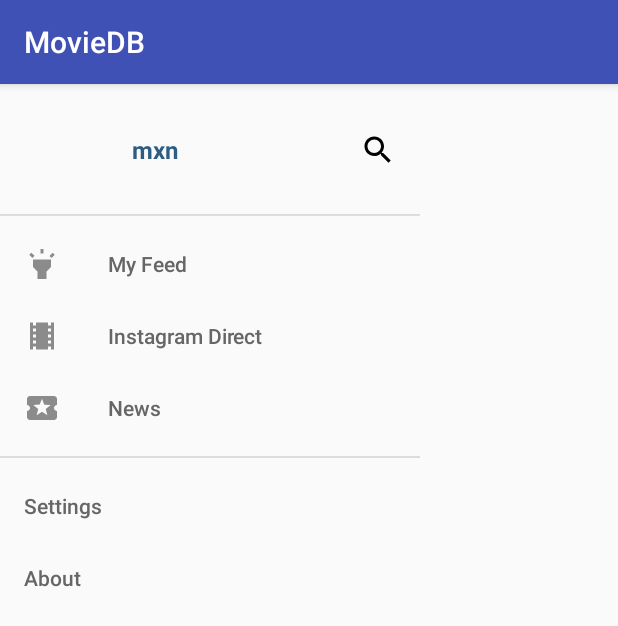
After one commit to vcrleon/MovieDB, an Android app: the fragment BlankFragment shown on its own in the app's theme, on a phone screen of 412 x 824 dp. The commit adds this screen. Shown: the top 626 px of the screen. Run offline under Robolectric (Android 15) with nearby library versions, the phone set to English and light mode, and no system bars.

Commit message:
added nav

```diff
--- a/app/src/main/AndroidManifest.xml
+++ b/app/src/main/AndroidManifest.xml
@@ -1,6 +1,8 @@
 <?xml version="1.0" encoding="utf-8"?>
 <manifest xmlns:android="http://schemas.android.com/apk/res/android"
     package="com.example.c4q.moviedb">
+
+    <uses-permission android:name="android.permission.INTERNET"/>
 
     <application
         android:allowBackup="true"
--- /dev/null
+++ b/app/src/main/java/com/example/c4q/moviedb/BlankFragment.java
@@ -0,0 +1,43 @@
+package com.example.c4q.moviedb;
+
+
+import android.os.Bundle;
+import android.support.design.widget.NavigationView;
+import android.support.v4.app.Fragment;
+import android.view.LayoutInflater;
+import android.view.MenuItem;
+import android.view.View;
+import android.view.ViewGroup;
+import android.widget.Toast;
+
+
+/**
+ * A simple {@link Fragment} subclass.
+ */
+public class BlankFragment extends Fragment {
+
+    View v;
+    public BlankFragment() {
+        // Required empty public constructor
+    }
+
+
+    @Override
+    public View onCreateView(LayoutInflater inflater, ViewGroup container,
+                             Bundle savedInstanceState) {
+        // Inflate the layout for this fragment
+
+        v =inflater.inflate(R.layout.fragment_blank, container, false);
+        NavigationView vNavigation =  v.findViewById(R.id.vNavigation);
+        vNavigation.setNavigationItemSelectedListener(new NavigationView.OnNavigationItemSelectedListener() {
+            @Override
+            public boolean onNavigationItemSelected(MenuItem menuItem) {
+                Toast.makeText(getActivity(),menuItem.getTitle(),Toast.LENGTH_SHORT).show();
+                return false;
+            }
+        }) ;
+
+        return v;
+    }
+
+}
--- /dev/null
+++ b/app/src/main/res/drawable/ic_search_black_24dp.xml
@@ -0,0 +1,9 @@
+<vector xmlns:android="http://schemas.android.com/apk/res/android"
+        android:width="24dp"
+        android:height="24dp"
+        android:viewportWidth="24.0"
+        android:viewportHeight="24.0">
+    <path
+        android:fillColor="#FF000000"
+        android:pathData="M15.5,14h-0.79l-0.28,-0.27C15.41,12.59 16,11.11 16,9.5 16,5.91 13.09,3 9.5,3S3,5.91 3,9.5 5.91,16 9.5,16c1.61,0 3.09,-0.59 4.23,-1.57l0.27,0.28v0.79l5,4.99L20.49,19l-4.99,-5zM9.5,14C7.01,14 5,11.99 5,9.5S7.01,5 9.5,5 14,7.01 14,9.5 11.99,14 9.5,14z"/>
+</vector>
--- /dev/null
+++ b/app/src/main/res/drawable/movies.xml
@@ -0,0 +1,9 @@
+<vector xmlns:android="http://schemas.android.com/apk/res/android"
+        android:width="24dp"
+        android:height="24dp"
+        android:viewportWidth="24.0"
+        android:viewportHeight="24.0">
+    <path
+        android:fillColor="#FF000000"
+        android:pathData="M18,3v2h-2L16,3L8,3v2L6,5L6,3L4,3v18h2v-2h2v2h8v-2h2v2h2L20,3h-2zM8,17L6,17v-2h2v2zM8,13L6,13v-2h2v2zM8,9L6,9L6,7h2v2zM18,17h-2v-2h2v2zM18,13h-2v-2h2v2zM18,9h-2L16,7h2v2z"/>
+</vector>
--- /dev/null
+++ b/app/src/main/res/drawable/spot.xml
@@ -0,0 +1,9 @@
+<vector xmlns:android="http://schemas.android.com/apk/res/android"
+        android:width="24dp"
+        android:height="24dp"
+        android:viewportWidth="24.0"
+        android:viewportHeight="24.0">
+    <path
+        android:fillColor="#FF000000"
+        android:pathData="M6,14l3,3v5h6v-5l3,-3L18,9L6,9zM11,2h2v3h-2zM3.5,5.875L4.914,4.46l2.12,2.122L5.62,7.997zM16.96,6.585l2.123,-2.12 1.414,1.414L18.375,8z"/>
+</vector>
--- /dev/null
+++ b/app/src/main/res/drawable/theater.xml
@@ -0,0 +1,9 @@
+<vector xmlns:android="http://schemas.android.com/apk/res/android"
+        android:width="24dp"
+        android:height="24dp"
+        android:viewportWidth="24.0"
+        android:viewportHeight="24.0">
+    <path
+        android:fillColor="#FF000000"
+        android:pathData="M20,12c0,-1.1 0.9,-2 2,-2L22,6c0,-1.1 -0.9,-2 -2,-2L4,4c-1.1,0 -1.99,0.9 -1.99,2v4c1.1,0 1.99,0.9 1.99,2s-0.89,2 -2,2v4c0,1.1 0.9,2 2,2h16c1.1,0 2,-0.9 2,-2v-4c-1.1,0 -2,-0.9 -2,-2zM15.58,16.8L12,14.5l-3.58,2.3 1.08,-4.12 -3.29,-2.69 4.24,-0.25L12,5.8l1.54,3.95 4.24,0.25 -3.29,2.69 1.09,4.11z"/>
+</vector>
--- /dev/null
+++ b/app/src/main/res/layout/fragment_blank.xml
@@ -0,0 +1,20 @@
+<LinearLayout xmlns:android="http://schemas.android.com/apk/res/android"
+    xmlns:tools="http://schemas.android.com/tools"
+    android:layout_width="match_parent"
+    android:layout_height="match_parent"
+    xmlns:app="http://schemas.android.com/apk/res-auto"
+    tools:context="com.example.c4q.moviedb.BlankFragment">
+
+    <!-- TODO: Update blank fragment layout -->
+    <android.support.design.widget.NavigationView
+        android:id="@+id/vNavigation"
+        android:layout_width="wrap_content"
+        android:layout_height="match_parent"
+        android:layout_gravity="start"
+        android:background="@android:color/transparent"
+        app:headerLayout="@layout/view_global_menu_header"
+        app:itemIconTint="#8b8b8b"
+        app:itemTextColor="#666666"
+        app:menu="@menu/drawer_menu"/>
+
+</LinearLayout>
--- /dev/null
+++ b/app/src/main/res/layout/view_global_menu_header.xml
@@ -0,0 +1,43 @@
+<?xml version="1.0" encoding="utf-8"?>
+<FrameLayout xmlns:android="http://schemas.android.com/apk/res/android"
+    android:layout_width="match_parent"
+    android:layout_height="wrap_content"
+    android:background="@android:color/transparent"
+    android:clickable="true">
+    <LinearLayout
+        android:id="@+id/vGlobalMenuHeader"
+        android:layout_width="match_parent"
+        android:layout_height="wrap_content">
+
+        <ImageView
+            android:id="@+id/ivMenuUserProfilePhoto"
+            android:layout_width="@dimen/global_menu_avatar_size"
+            android:layout_height="@dimen/global_menu_avatar_size"
+            android:layout_margin="12dp" />
+
+        <TextView
+            android:layout_width="wrap_content"
+            android:layout_height="wrap_content"
+            android:layout_gravity="center"
+            android:layout_weight="1"
+            android:text="mxn"
+            android:textColor="#2d5d82"
+            android:textSize="16sp"
+            android:textStyle="bold" />
+
+        <ImageButton
+            android:layout_width="wrap_content"
+            android:layout_height="wrap_content"
+            android:layout_gravity="center_vertical"
+            android:layout_margin="16dp"
+            android:background="@android:color/transparent"
+            android:src="@drawable/ic_search_black_24dp" />
+
+    </LinearLayout>
+
+    <View
+        android:layout_width="match_parent"
+        android:layout_height="1dp"
+        android:layout_gravity="bottom"
+        android:background="#dddddd" />
+</FrameLayout>
--- /dev/null
+++ b/app/src/main/res/menu/drawer_menu.xml
@@ -0,0 +1,25 @@
+<menu xmlns:android="http://schemas.android.com/apk/res/android">
+    <group android:id="@+id/menu_group_1">
+        <item
+            android:id="@+id/spot"
+            android:icon="@drawable/spot"
+            android:title="My Feed" />
+        <item
+            android:id="@+id/movies"
+            android:icon="@drawable/movies"
+            android:title="Instagram Direct" />
+        <item
+            android:id="@+id/theater"
+            android:icon="@drawable/theater"
+            android:title="News" />
+
+    </group>
+    <group android:id="@+id/menu_group_2">
+        <item
+            android:id="@+id/menu_settings"
+            android:title="Settings" />
+        <item
+            android:id="@+id/menu_about"
+            android:title="About" />
+    </group>
+</menu>
--- /dev/null
+++ b/app/src/main/res/values/dimens.xml
@@ -0,0 +1,6 @@
+<resources>
+
+    <dimen name="user_profile_avatar_size">88dp</dimen>
+    <dimen name="global_menu_avatar_size">64dp</dimen>
+    <dimen name="default_elevation">8dp</dimen>
+</resources>
--- a/app/src/main/res/values/strings.xml
+++ b/app/src/main/res/values/strings.xml
@@ -1,3 +1,8 @@
 <resources>
     <string name="app_name">MovieDB</string>
+
+    <!-- TODO: Remove or change this placeholder text -->
+    <string name="hello_blank_fragment">Hello blank fragment</string>
+    <string name="action_settings">Settings</string>
+
 </resources>
```
Also changed, not shown: app/build.gradle (+10 -1 lines), app/src/main/java/com/example/c4q/moviedb/MainActivity.java (+37 -0 lines), app/src/main/res/layout/activity_main.xml (+41 -10 lines), app/src/main/res/menu/menu_main.xml (added, +9 -0 lines).
